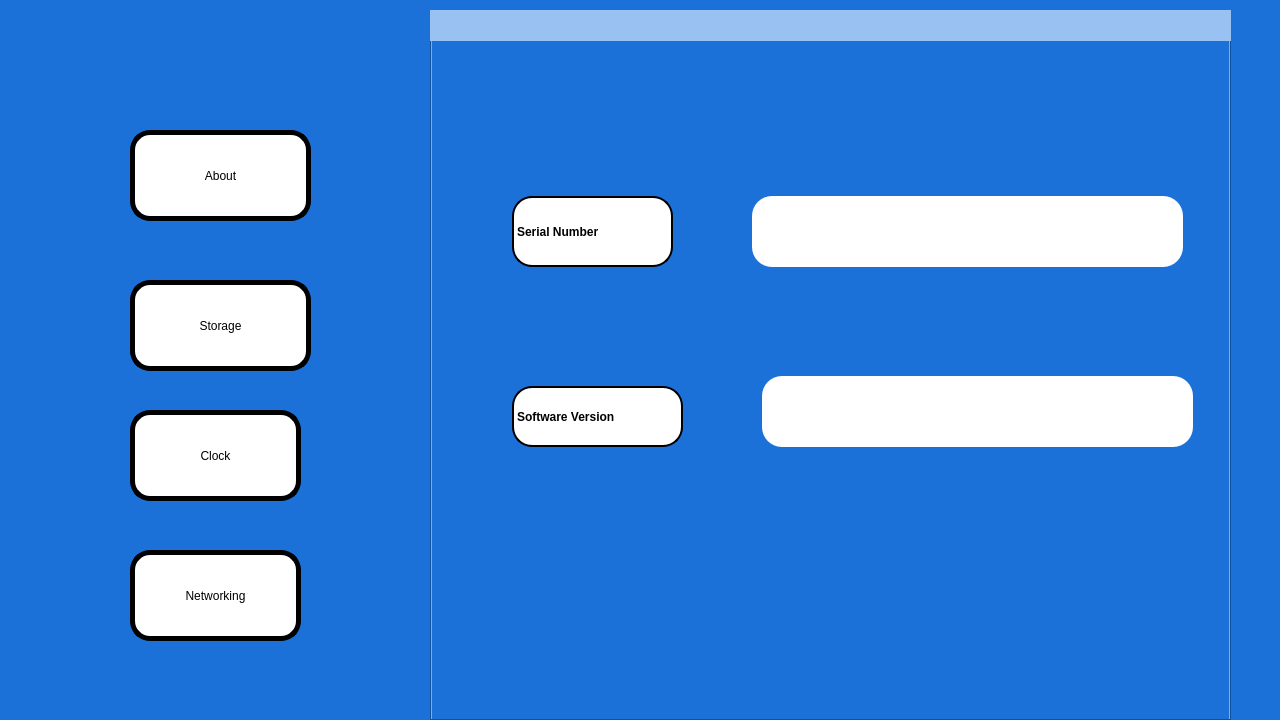
First picture: the form in general.ui, repository RISWANAAAA/venturiphaco, before the edit.
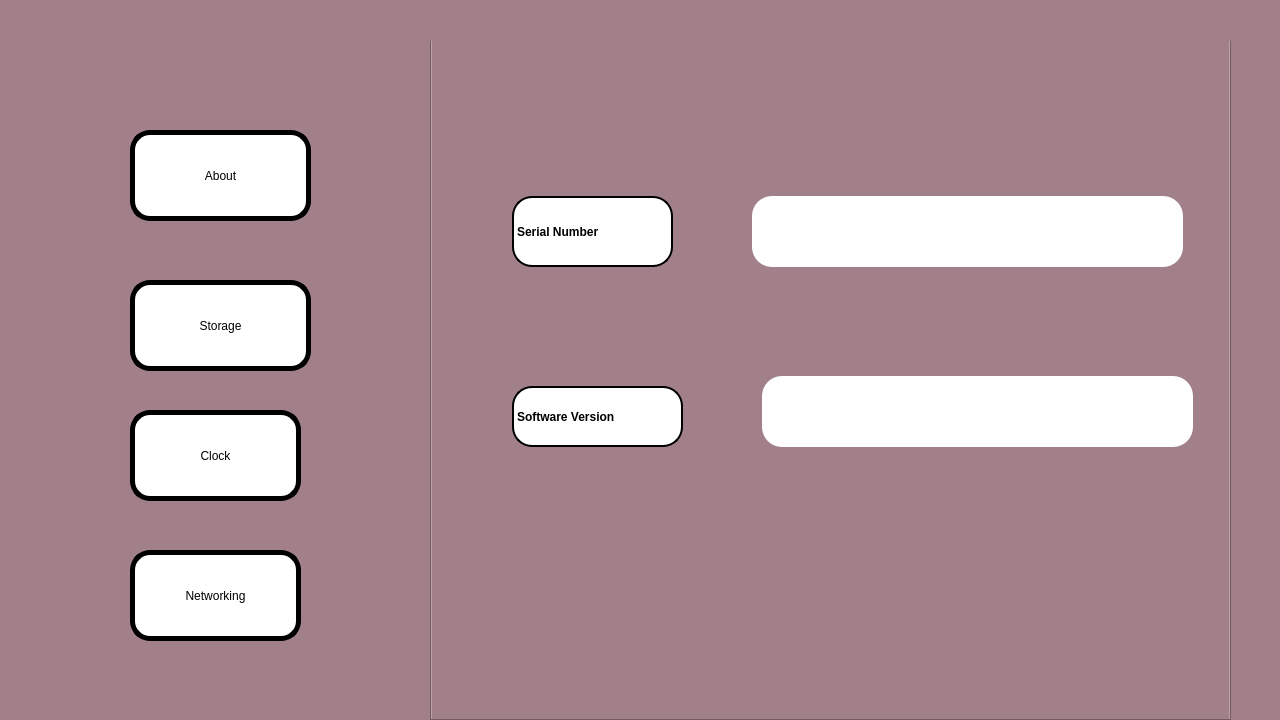
Second picture: the form after the edit. Icons and pictures are not drawn.

```diff
--- a/general.ui
+++ b/general.ui
@@ -14,7 +14,7 @@
    <string>Dialog</string>
   </property>
   <property name="styleSheet">
-   <string notr="true">background-color: rgb(28, 113, 216);</string>
+   <string notr="true">background-color: rgb(162, 128, 137);</string>
   </property>
   <widget class="QPushButton" name="networkingbut">
    <property name="geometry">
@@ -64,6 +64,9 @@
      <height>711</height>
     </rect>
    </property>
+   <property name="styleSheet">
+    <string notr="true">background-color: rgb(162, 128, 137);</string>
+   </property>
    <widget class="QWidget" name="tab">
     <attribute name="title">
      <string>Tab 1</string>
@@ -500,7 +503,7 @@
     </rect>
    </property>
    <property name="styleSheet">
-    <string notr="true">background-color: rgb(153, 193, 241);</string>
+    <string notr="true">background-color: rgb(162, 128, 137);</string>
    </property>
    <property name="text">
     <string/>
```
Left out of the diff: 2 changed lines with no effect on the pictures.
